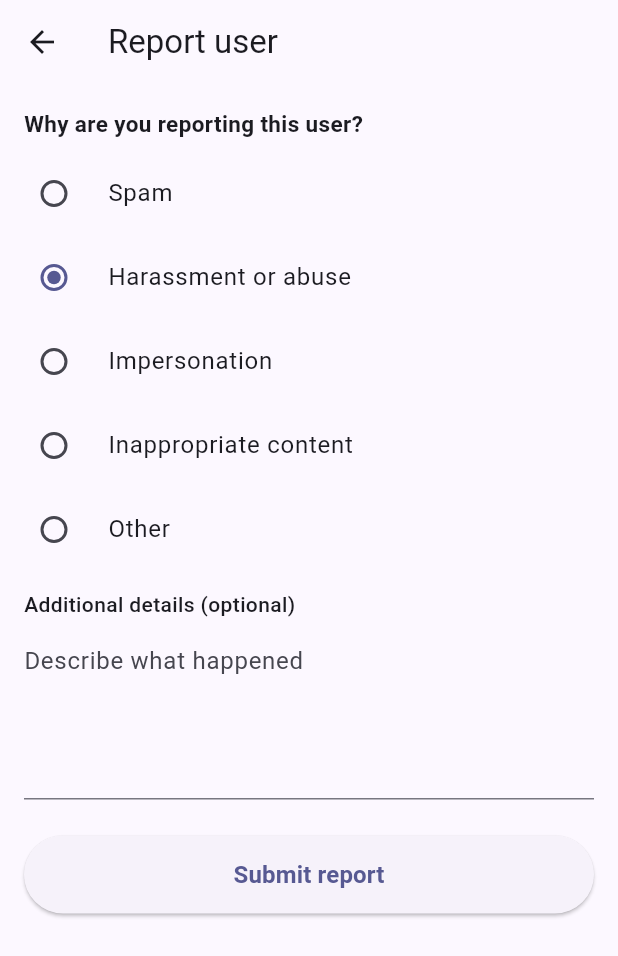
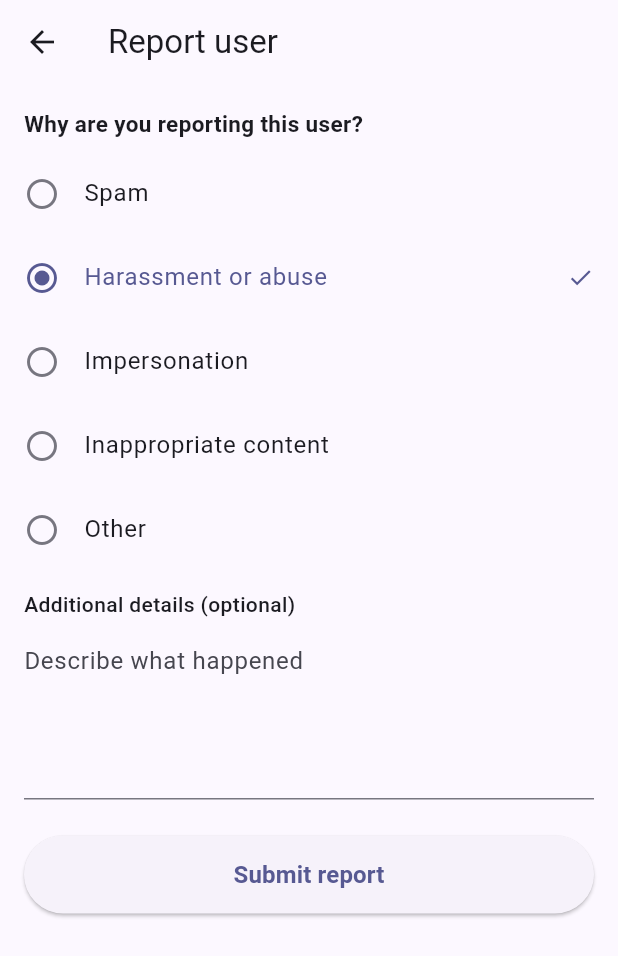
Before and after one commit to vidu1999/Mailchat, a Flutter app: the ReportUserScreen screen opened directly, after a tap on "Harassment or abuse", on a phone screen of 412 x 824 dp. Shown: the top 956 px of the screen. Run offline on Flutter 3.47's test engine with Material 3 defaults, Android fonts, the phone set to English and light mode, and no system bars; accounts and stored records are empty.

Commit message:
Replace the deprecated radio group in the report screen
The two remaining analyzer findings were RadioListTile's groupValue and
onChanged, deprecated in Flutter 3.32 in favour of a RadioGroup ancestor.
RadioGroup does not exist on the older SDKs pubspec still allows, so the
picker is now a ListTile with the radio icons drawn explicitly: same
affordance, no deprecated API on either end of the supported range.

This was the last reason the CI Analyze step failed on every run.

Co-authored-by: arena-agent <297053741+arena-agent@users.noreply.github.com>

```diff
--- a/lib/features/privacy/presentation/screens/report_user_screen.dart
+++ b/lib/features/privacy/presentation/screens/report_user_screen.dart
@@ -101,15 +101,26 @@ class _ReportUserScreenState extends State<ReportUserScreen> {
             ),
           ),
           const SizedBox(height: 8),
+          // Deliberately not `RadioListTile`: its `groupValue`/`onChanged` were
+          // deprecated in Flutter 3.32 in favour of the `RadioGroup` ancestor,
+          // which does not exist on the older SDKs this project supports.
+          // A plain selectable tile has no deprecated surface on any version
+          // and gives the same affordance.
           for (final reason in _reasons)
-            RadioListTile<String>(
-              value: reason,
-              groupValue: _reason,
+            ListTile(
+              contentPadding: EdgeInsets.zero,
               title: Text(reason),
-              onChanged: (value) {
-                if (value != null) setState(() => _reason = value);
-              },
-              contentPadding: EdgeInsets.zero,
+              leading: Icon(
+                _reason == reason
+                    ? Icons.radio_button_checked
+                    : Icons.radio_button_unchecked,
+                color: _reason == reason ? colors.primary : colors.outline,
+              ),
+              selected: _reason == reason,
+              onTap: () => setState(() => _reason = reason),
+              trailing: _reason == reason
+                  ? Icon(Icons.check, size: 18, color: colors.primary)
+                  : null,
             ),
           const SizedBox(height: 12),
           AppInput(
```
